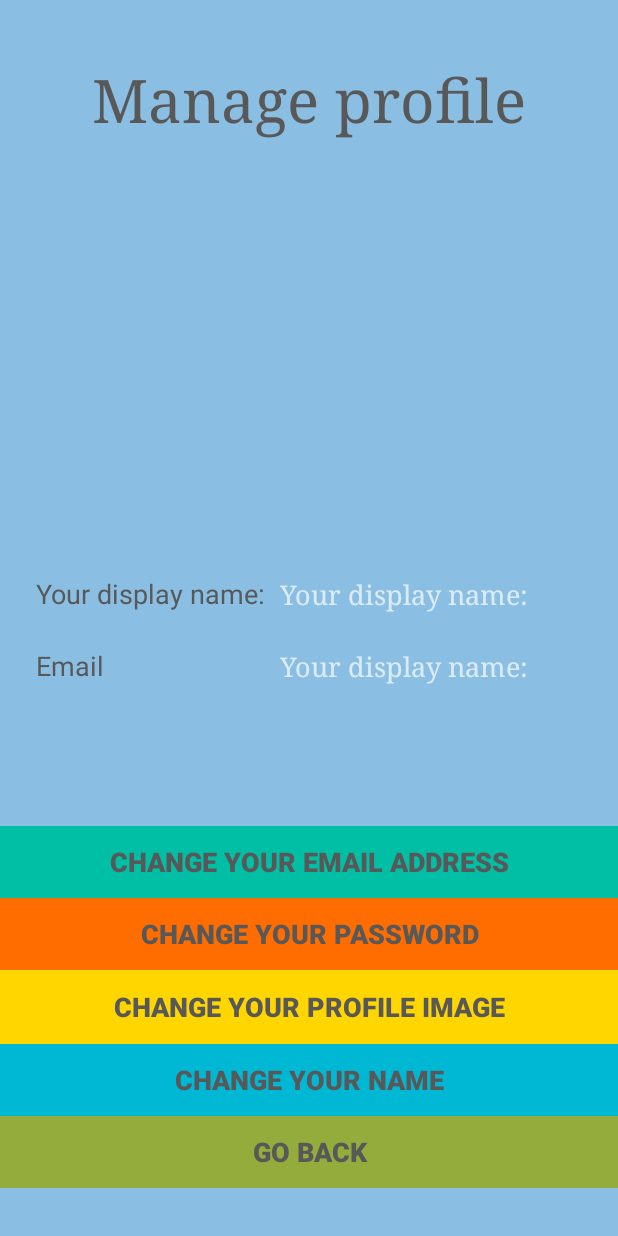
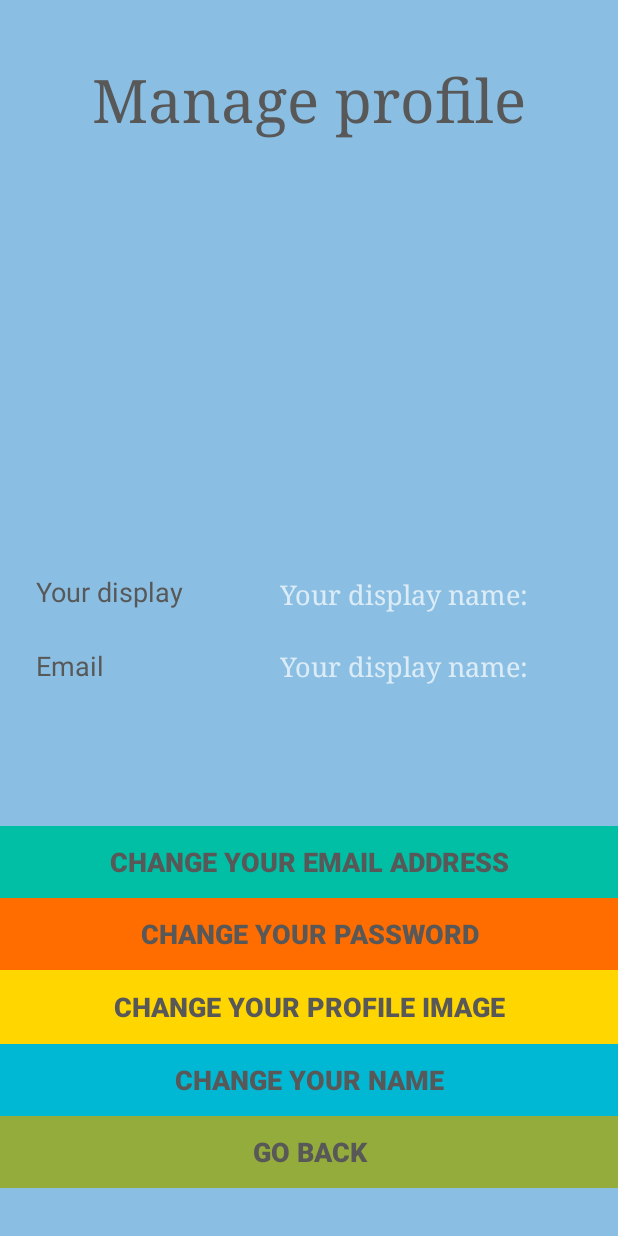
Before and after one commit to 4R0NIN7/eTrasa, an Android app: the ManageProfile screen opened directly, with no data from a screen before it, on a phone screen of 412 x 824 dp. Run offline under Robolectric (Android 15) with nearby library versions, the light colour scheme and no system bars; our stand-ins replace Firebase (no records; nobody signed in at launch, a user with empty details on screens opened directly).

Commit message:
Sprawdzenie aplikacji
1. Poprawa layoutów.
2. Imie zmienia ale nie odświeża, czyli trzeba dać odświeżanie imienia.
3. Dodanie dalszych opcji
4. Dodanie wylogowania po zmianie nazwy
5. Dodanie wylogowania po zmianie hasla i emaila.
6. Dodanie resetu hasła

```diff
--- a/app/src/main/java/com/r0nin/etrasa/ManageProfile.java
+++ b/app/src/main/java/com/r0nin/etrasa/ManageProfile.java
@@ -3,7 +3,9 @@ package com.r0nin.etrasa;
 import androidx.annotation.NonNull;
 import androidx.appcompat.app.AppCompatActivity;
 
+import android.content.Intent;
 import android.os.Bundle;
+import android.view.View;
 import android.widget.Button;
 import android.widget.EditText;
 import android.widget.ImageView;
@@ -31,7 +33,7 @@ Termin tego
 
 public class ManageProfile extends AppCompatActivity {
 
-    protected Button buttonImage, buttonEmail, buttonPassword, buttonSave;
+    protected Button buttonImage, buttonEmail, buttonPassword, buttonBack, buttonName;
     protected TextView textViewNameDisplay, textViewEmailDisplay;
     protected ImageView imageViewImage;
     @Override
@@ -42,7 +44,8 @@ public class ManageProfile extends AppCompatActivity {
         buttonEmail = findViewById(R.id.buttonEmail);
         buttonImage = findViewById(R.id.buttonImage);
         buttonPassword = findViewById(R.id.buttonPassword);
-        buttonSave = findViewById(R.id.buttonChangeName);
+        buttonName = findViewById(R.id.buttonChangeName);
+        buttonBack = findViewById(R.id.buttonBack);
         textViewEmailDisplay = findViewById(R.id.textViewEmailDisplay);
         textViewNameDisplay = findViewById(R.id.textViewNameDisplay);
         imageViewImage = findViewById(R.id.imageViewImage);
@@ -50,18 +53,30 @@ public class ManageProfile extends AppCompatActivity {
         final FirebaseUser firebaseUser = FirebaseAuth.getInstance().getCurrentUser();
         textViewNameDisplay.setText(firebaseUser.getDisplayName());
         textViewEmailDisplay.setText(firebaseUser.getEmail());
+
+        buttonEmail.setOnClickListener(new View.OnClickListener() {
+            @Override
+            public void onClick(View v) {
+                Intent intent = new Intent(ManageProfile.this,ChangeEmail.class);
+                startActivity(intent);
+            }
+        });
+        buttonPassword.setOnClickListener(new View.OnClickListener() {
+            @Override
+            public void onClick(View v) {
+                Intent intent = new Intent(ManageProfile.this,ChangePassword.class);
+                startActivity(intent);
+            }
+        });
+        buttonName.setOnClickListener(new View.OnClickListener() {
+            @Override
+            public void onClick(View v) {
+                Intent intent = new Intent(ManageProfile.this,ChangeName.class);
+                startActivity(intent);
+            }
+        });
     }
 
 
-    private void updateName(FirebaseUser firebaseUser){
-        UserProfileChangeRequest profileUpdates = new UserProfileChangeRequest.Builder().setDisplayName(textViewNameDisplay.getText().toString()).build();
-        firebaseUser.updateProfile(profileUpdates);
-    }
-
-
-    private void updateImage(){
-
-    }
-
 
 }
--- a/app/src/main/res/layout/activity_change_profile.xml
+++ b/app/src/main/res/layout/activity_change_profile.xml
@@ -24,8 +24,8 @@
 
     <TextView
         android:id="@+id/textViewName"
-        android:layout_width="wrap_content"
-        android:layout_height="wrap_content"
+        android:layout_width="149dp"
+        android:layout_height="26dp"
         android:layout_marginStart="24dp"
         android:layout_marginBottom="416dp"
         android:text="@string/your_name"
```
Also changed, not shown: 1 other file.
